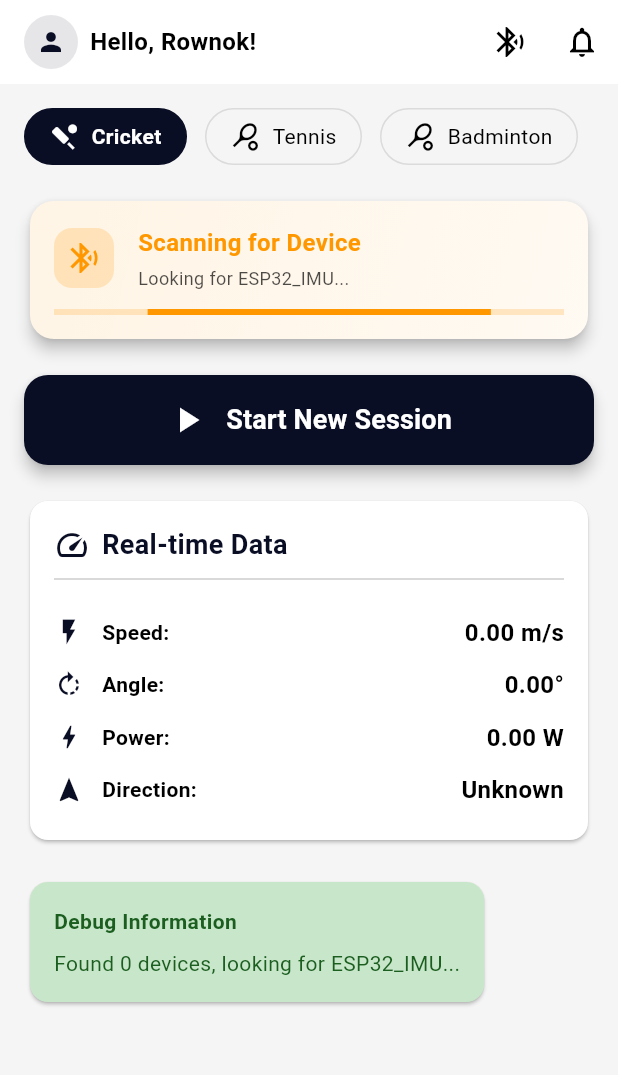
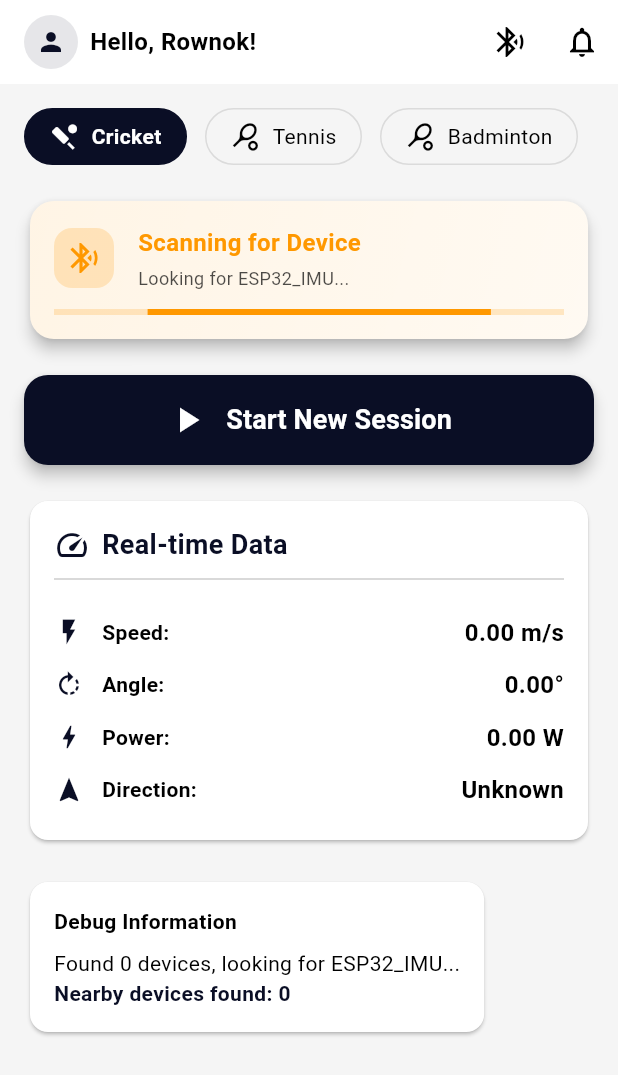
Before and after one commit to shreythakkar2056/Statmize-v2, a Flutter app: the screen it shows after launch, on a phone screen of 412 x 824 dp. Shown: the top 1075 px of the screen. Run offline on Flutter 3.47's test engine with Material 3 defaults, Android fonts, the phone set to English and light mode, and no system bars; our stand-ins replace flutter_blue_plus, location, permission_handler; missing offline and left inert: app_settings.

Commit message:
Implement BLE device list, location prompt, and dark mode compatible debug card

```diff
--- /dev/null
+++ b/lib/constants/ble_constants.dart
@@ -0,0 +1,17 @@
+class BLEConstants {
+  // Device identifiers
+  static const String DEVICE_NAME = "ESP32_IMU";
+  static const String SERVICE_UUID = "12345678-1234-5678-1234-56789abcdef0";
+  static const String CHARACTERISTIC_UUID = "abcdef01-1234-5678-1234-56789abcdef0";
+
+  // Connection timeouts
+  static const int IOS_TIMEOUT_SECONDS = 15;
+  static const int ANDROID_TIMEOUT_SECONDS = 10;
+  static const int SCAN_TIMEOUT_SECONDS = 15;
+
+  // Connection states
+  static const String STATE_CONNECTED = "Connected & Tracking";
+  static const String STATE_CONNECTING = "Connecting...";
+  static const String STATE_SCANNING = "Scanning for Tracker";
+  static const String STATE_DISCONNECTED = "Not Connected";
+}
--- a/lib/screens/home_screen.dart
+++ b/lib/screens/home_screen.dart
@@ -3,6 +3,7 @@ import 'package:app/widgets/connection_card.dart';
 import 'package:app/services/ble_service.dart';
 import 'package:app/widgets/profile_modal.dart';
 import 'package:app/core/session_page.dart';
+import 'package:app_settings/app_settings.dart';
 
 class HomeScreen extends StatefulWidget {
   final bool isDarkMode;
@@ -28,6 +29,7 @@ class _HomeScreenState extends State<HomeScreen> {
   };
   String debugMessage = '';
   String selectedSport = "Cricket";
+  List<dynamic> nearbyDevices = [];
 
   @override
   void initState() {
@@ -182,6 +184,29 @@ class _HomeScreenState extends State<HomeScreen> {
         debugMessage = message;
       });
       print('Debug: $message');
+      // Show snackbar if location needs to be turned on
+      if (message.toLowerCase().contains('turn on location')) {
+        ScaffoldMessenger.of(context).showSnackBar(
+          SnackBar(
+            content: Text('Please turn on Location Services (GPS) to scan for BLE devices.'),
+            action: SnackBarAction(
+              label: 'Settings',
+              onPressed: () async {
+                try {
+                  AppSettings.openAppSettings(type: AppSettingsType.location);
+                } catch (e) {}
+              },
+            ),
+            duration: Duration(seconds: 6),
+          ),
+        );
+      }
+    });
+    bleService.devicesStream.listen((devices) {
+      print("UI received "+devices.length.toString()+" devices");
+      setState(() {
+        nearbyDevices = devices;
+      });
     });
   }
 
@@ -393,7 +418,8 @@ class _HomeScreenState extends State<HomeScreen> {
           ),
         ],
       ),
-      body: Padding(
+      body: SingleChildScrollView(
+        child: Padding(
           padding: const EdgeInsets.all(16.0),
           child: Column(
             crossAxisAlignment: CrossAxisAlignment.start,
@@ -501,11 +527,7 @@ class _HomeScreenState extends State<HomeScreen> {
               if (debugMessage.isNotEmpty) ...[
                 const SizedBox(height: 20),
                 Card(
-                color:
-                    debugMessage.contains("error") ||
-                            debugMessage.contains("failed")
-                        ? Colors.red.shade100
-                        : Colors.green.shade100,
+                  color: Theme.of(context).colorScheme.surface,
                   child: Padding(
                     padding: const EdgeInsets.all(16.0),
                     child: Column(
@@ -514,11 +536,7 @@ class _HomeScreenState extends State<HomeScreen> {
                         Text(
                           "Debug Information",
                           style: TextStyle(
-                          color:
-                              debugMessage.contains("error") ||
-                                      debugMessage.contains("failed")
-                                  ? Colors.red.shade900
-                                  : Colors.green.shade900,
+                            color: Theme.of(context).colorScheme.onSurface,
                             fontWeight: FontWeight.bold,
                           ),
                         ),
@@ -526,19 +544,51 @@ class _HomeScreenState extends State<HomeScreen> {
                         Text(
                           debugMessage,
                           style: TextStyle(
-                          color:
-                              debugMessage.contains("error") ||
-                                      debugMessage.contains("failed")
-                                  ? Colors.red.shade900
-                                  : Colors.green.shade900,
+                            color: Theme.of(context).colorScheme.onSurface,
                           ),
                         ),
+                        // Always show the count for debugging
+                        Text(
+                          "Nearby devices found: "+nearbyDevices.length.toString(),
+                          style: TextStyle(
+                            fontWeight: FontWeight.bold,
+                            color: Theme.of(context).colorScheme.primary,
+                          ),
+                        ),
+                        if (nearbyDevices.isNotEmpty) ...[
+                          const SizedBox(height: 8),
+                          ListView.builder(
+                            shrinkWrap: true,
+                            physics: NeverScrollableScrollPhysics(),
+                            itemCount: nearbyDevices.length,
+                            itemBuilder: (context, index) {
+                              final device = nearbyDevices[index];
+                              final name = device.device.platformName.isNotEmpty
+                                  ? device.device.platformName
+                                  : device.advertisementData.advName;
+                              final id = device.device.remoteId.toString();
+                              final rssi = device.rssi;
+                              print('Device in UI: $name | ID: $id | RSSI: $rssi');
+                              return Padding(
+                                padding: const EdgeInsets.symmetric(vertical: 2.0),
+                                child: Text(
+                                  "$name  |  ID: $id  |  RSSI: $rssi",
+                                  style: TextStyle(
+                                    fontSize: 13,
+                                    color: Theme.of(context).colorScheme.onSurface.withOpacity(0.8),
+                                  ),
+                                ),
+                              );
+                            },
+                          ),
+                        ],
                       ],
                     ),
                   ),
                 ),
               ],
             ],
+          ),
         ),
       ),
     );
--- a/pubspec.yaml
+++ b/pubspec.yaml
@@ -14,7 +14,8 @@ dependencies:
   flutter_blue_plus: ^1.32.2
   permission_handler: ^12.0.0+1
   google_fonts: ^6.1.0
-
+  location: ^8.0.0
+  app_settings: ^6.0.0
 dev_dependencies:
   flutter_test:
     sdk: flutter
```
Also changed, not shown: lib/services/ble_service.dart (+157 -31 lines), lib/app.dart (deleted), lib/pages/about_page.dart (deleted), lib/pages/contact_page.dart (deleted), lib/pages/features_page.dart (deleted), lib/pages/home_page.dart (deleted), lib/pages/why_choose_page.dart (deleted), lib/routes/app_routes.dart (deleted), lib/widgets/testimonial_card.dart (deleted), pubspec.lock, 1 other file. Lines whose indentation alone changed are shown as unchanged.
